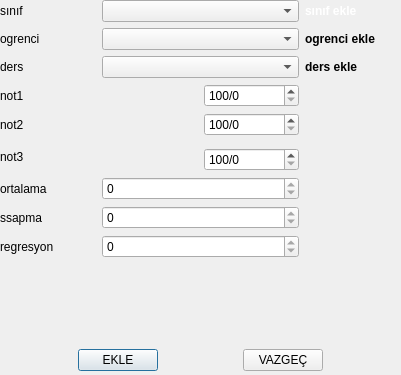
Before: the Qt Designer form Gorsel/formlar/veriGiris/notgiris.ui in sadededeoglu/okulprojesi, drawn with Qt 5.
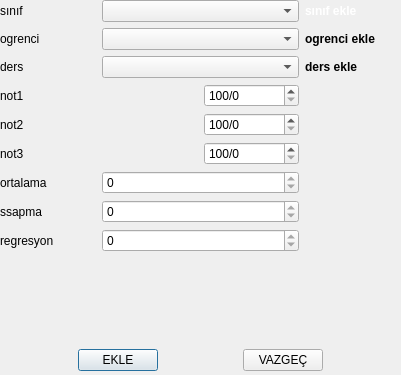
After: the same form once the commit is applied.

```diff
--- a/Gorsel/formlar/veriGiris/notgiris.ui
+++ b/Gorsel/formlar/veriGiris/notgiris.ui
@@ -37,6 +37,9 @@
    <layout class="QGridLayout" name="gridLayout_3">
     <item row="0" column="0">
      <layout class="QGridLayout" name="gridLayout">
+      <item row="1" column="1" colspan="2">
+       <widget class="QComboBox" name="comboBox_ogrenci"/>
+      </item>
       <item row="0" column="0">
        <widget class="QLabel" name="label_snf">
         <property name="text">
@@ -44,8 +47,50 @@
         </property>
        </widget>
       </item>
-      <item row="0" column="1" colspan="2">
-       <widget class="QComboBox" name="comboBox_sinif"/>
+      <item row="2" column="1" colspan="2">
+       <widget class="QComboBox" name="comboBox_ders"/>
+      </item>
+      <item row="9" column="0">
+       <widget class="QLabel" name="label_ssapma">
+        <property name="text">
+         <string>ssapma</string>
+        </property>
+       </widget>
+      </item>
+      <item row="8" column="1" colspan="2">
+       <widget class="QSpinBox" name="spinBox_ort">
+        <property name="readOnly">
+         <bool>true</bool>
+        </property>
+       </widget>
+      </item>
+      <item row="10" column="0">
+       <widget class="QLabel" name="label_3">
+        <property name="text">
+         <string>regresyon</string>
+        </property>
+       </widget>
+      </item>
+      <item row="8" column="0">
+       <widget class="QLabel" name="label_ort">
+        <property name="text">
+         <string>ortalama</string>
+        </property>
+       </widget>
+      </item>
+      <item row="4" column="2">
+       <widget class="QSpinBox" name="spinBox_not_2">
+        <property name="prefix">
+         <string>100/</string>
+        </property>
+       </widget>
+      </item>
+      <item row="2" column="3">
+       <widget class="QLabel" name="label_derslink">
+        <property name="text">
+         <string>&lt;html&gt;&lt;head/&gt;&lt;body&gt;&lt;p&gt;&lt;span style=&quot; font-weight:600;&quot;&gt;ders ekle&lt;/span&gt;&lt;/p&gt;&lt;/body&gt;&lt;/html&gt;</string>
+        </property>
+       </widget>
       </item>
       <item row="0" column="3">
        <widget class="QLabel" name="label_siniflink">
@@ -54,6 +99,13 @@
         </property>
        </widget>
       </item>
+      <item row="9" column="1" colspan="2">
+       <widget class="QSpinBox" name="spinBox_ssapma">
+        <property name="readOnly">
+         <bool>true</bool>
+        </property>
+       </widget>
+      </item>
       <item row="1" column="0">
        <widget class="QLabel" name="label_ogrenci">
         <property name="text">
@@ -61,13 +113,13 @@
         </property>
        </widget>
       </item>
-      <item row="1" column="1" colspan="2">
-       <widget class="QComboBox" name="comboBox_ogrenci"/>
+      <item row="0" column="1" colspan="2">
+       <widget class="QComboBox" name="comboBox_sinif"/>
       </item>
-      <item row="1" column="3">
-       <widget class="QLabel" name="label_ogrencilink">
-        <property name="text">
-         <string>&lt;html&gt;&lt;head/&gt;&lt;body&gt;&lt;p&gt;&lt;span style=&quot; font-weight:600;&quot;&gt;ogrenci ekle&lt;/span&gt;&lt;/p&gt;&lt;/body&gt;&lt;/html&gt;</string>
+      <item row="3" column="2">
+       <widget class="QSpinBox" name="spinBox_not">
+        <property name="prefix">
+         <string>100/</string>
         </property>
        </widget>
       </item>
@@ -78,13 +130,10 @@
         </property>
        </widget>
       </item>
-      <item row="2" column="1" colspan="2">
-       <widget class="QComboBox" name="comboBox_ders"/>
-      </item>
-      <item row="2" column="3">
-       <widget class="QLabel" name="label_derslink">
+      <item row="1" column="3">
+       <widget class="QLabel" name="label_ogrencilink">
         <property name="text">
-         <string>&lt;html&gt;&lt;head/&gt;&lt;body&gt;&lt;p&gt;&lt;span style=&quot; font-weight:600;&quot;&gt;ders ekle&lt;/span&gt;&lt;/p&gt;&lt;/body&gt;&lt;/html&gt;</string>
+         <string>&lt;html&gt;&lt;head/&gt;&lt;body&gt;&lt;p&gt;&lt;span style=&quot; font-weight:600;&quot;&gt;ogrenci ekle&lt;/span&gt;&lt;/p&gt;&lt;/body&gt;&lt;/html&gt;</string>
         </property>
        </widget>
       </item>
@@ -95,80 +144,31 @@
         </property>
        </widget>
       </item>
-      <item row="3" column="2">
-       <widget class="QSpinBox" name="spinBox_not">
-        <property name="prefix">
-         <string>100/</string>
+      <item row="10" column="1" colspan="2">
+       <widget class="QSpinBox" name="spinBox_regresyon">
+        <property name="readOnly">
+         <bool>true</bool>
         </property>
        </widget>
       </item>
-      <item row="4" column="0" colspan="2">
-       <widget class="QLabel" name="label">
-        <property name="text">
-         <string>not2</string>
-        </property>
-       </widget>
-      </item>
-      <item row="4" column="2">
-       <widget class="QSpinBox" name="spinBox_not_2">
+      <item row="5" column="2">
+       <widget class="QSpinBox" name="spinBox_not_3">
         <property name="prefix">
          <string>100/</string>
         </property>
        </widget>
       </item>
-      <item row="5" column="0" rowspan="2" colspan="3">
+      <item row="5" column="0">
        <widget class="QLabel" name="label_2">
         <property name="text">
          <string>not3</string>
         </property>
        </widget>
       </item>
-      <item row="6" column="2">
-       <widget class="QSpinBox" name="spinBox_not_3">
-        <property name="prefix">
-         <string>100/</string>
-        </property>
-       </widget>
-      </item>
-      <item row="7" column="0">
-       <widget class="QLabel" name="label_ort">
+      <item row="4" column="0">
+       <widget class="QLabel" name="label">
         <property name="text">
-         <string>ortalama</string>
-        </property>
-       </widget>
-      </item>
-      <item row="8" column="0">
-       <widget class="QLabel" name="label_ssapma">
-        <property name="text">
-         <string>ssapma</string>
-        </property>
-       </widget>
-      </item>
-      <item row="9" column="0">
-       <widget class="QLabel" name="label_3">
-        <property name="text">
-         <string>regresyon</string>
-        </property>
-       </widget>
-      </item>
-      <item row="9" column="1" colspan="2">
-       <widget class="QSpinBox" name="spinBox_regresyon">
-        <property name="readOnly">
-         <bool>true</bool>
-        </property>
-       </widget>
-      </item>
-      <item row="8" column="1" colspan="2">
-       <widget class="QSpinBox" name="spinBox_ssapma">
-        <property name="readOnly">
-         <bool>true</bool>
-        </property>
-       </widget>
-      </item>
-      <item row="7" column="1" colspan="2">
-       <widget class="QSpinBox" name="spinBox_ort">
-        <property name="readOnly">
-         <bool>true</bool>
+         <string>not2</string>
         </property>
        </widget>
       </item>
```
Left out of the diff: 91 changed lines with no effect on the pictures.
